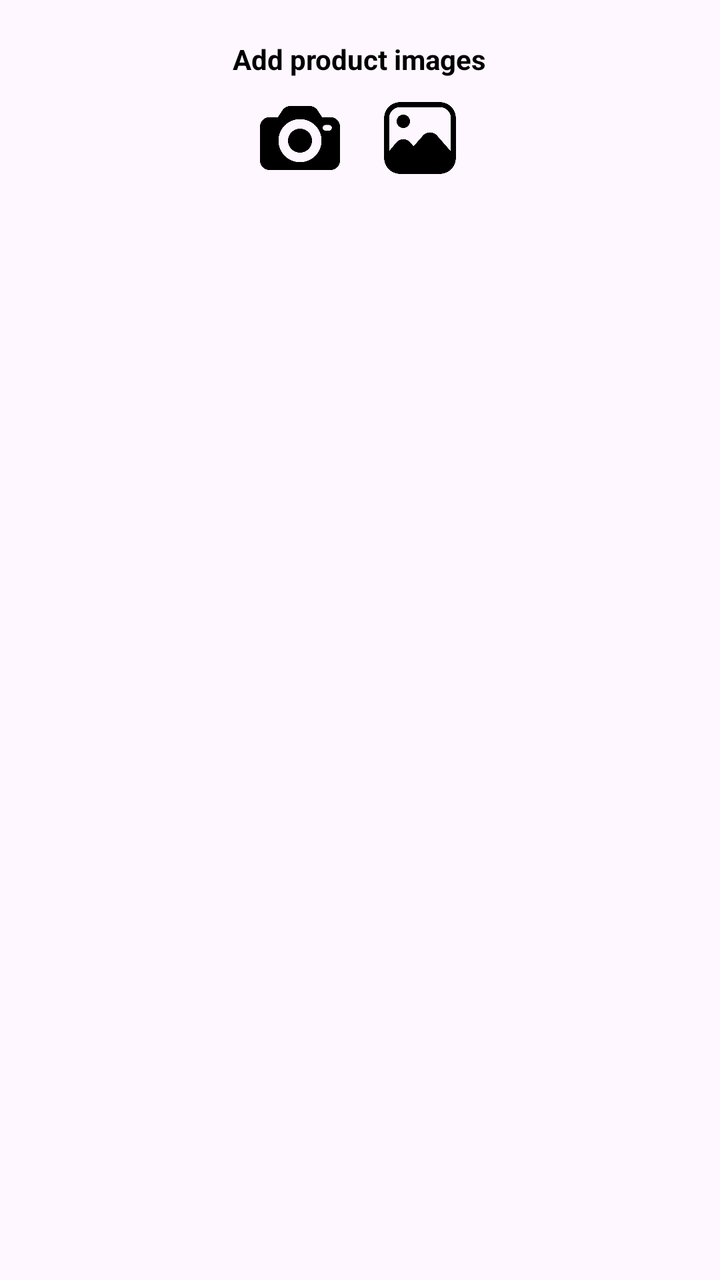
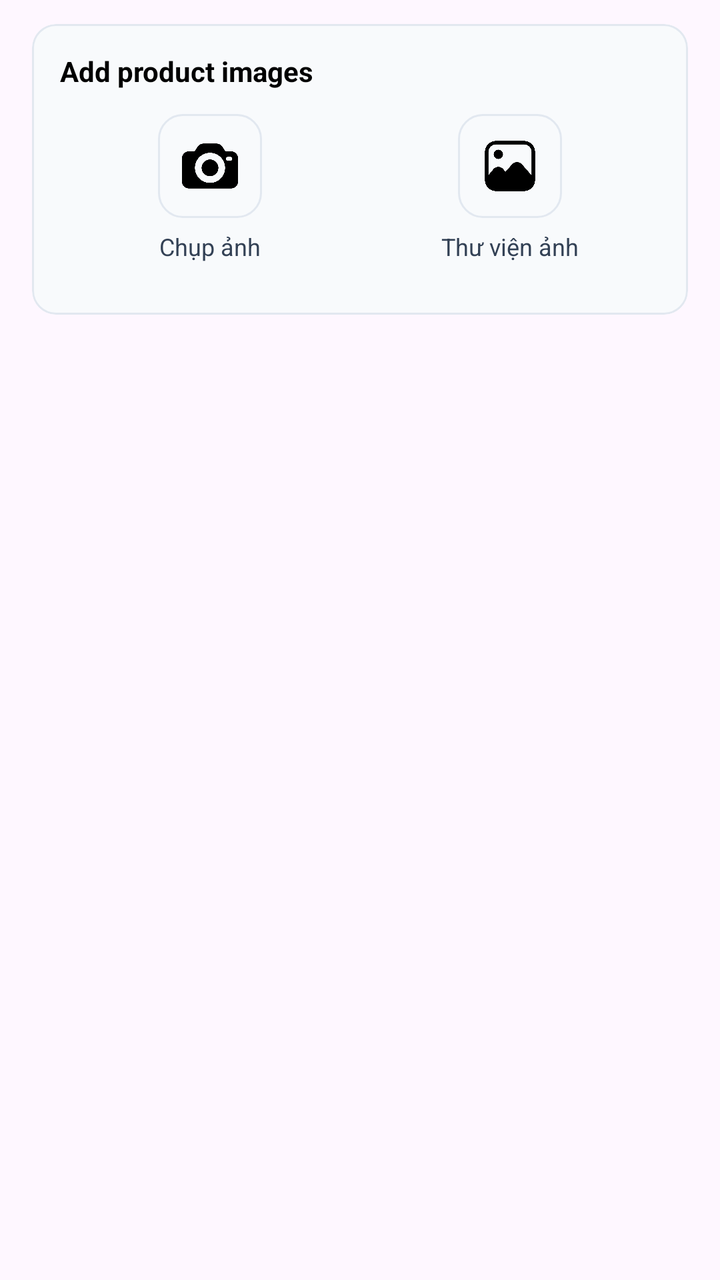

Before-and-after screenshots of an Android layout around one commit, followed by the original layout XML and the change that was made.
<!-- AndroidManifest.xml: application theme Theme.ShoppingApp -->
<!-- res/layout/layout_add_image.xml -->
<?xml version="1.0" encoding="utf-8"?>
<LinearLayout xmlns:android="http://schemas.android.com/apk/res/android"
    android:layout_width="match_parent"
    android:layout_height="wrap_content"
    xmlns:app="http://schemas.android.com/apk/res-auto"
    android:orientation="vertical">

    <com.google.android.material.textview.MaterialTextView
        android:layout_width="wrap_content"
        android:layout_height="wrap_content"
        android:layout_gravity="center_horizontal"
        android:layout_marginTop="20dp"
        android:text="@string/add_product_images"
        android:textColor="@color/black"
        android:textStyle="bold" />

    <LinearLayout
        android:layout_width="wrap_content"
        android:layout_height="wrap_content"
        android:layout_gravity="center_horizontal"
        android:layout_marginTop="10dp"
        android:orientation="horizontal">

        <androidx.appcompat.widget.AppCompatImageView
            android:id="@+id/img_take_photo"
            android:layout_width="40dp"
            android:layout_height="40dp"
            app:srcCompat="@drawable/icon_photo_camera" />

        <androidx.appcompat.widget.AppCompatImageView
            android:id="@+id/img_gallery"
            android:layout_width="40dp"
            android:layout_height="40dp"
            android:layout_marginStart="20dp"
            app:srcCompat="@drawable/icon_from_gallery" />

    </LinearLayout>

    <androidx.recyclerview.widget.RecyclerView
        android:id="@+id/recycler_view_image"
        android:layout_width="match_parent"
        android:layout_height="wrap_content"
        android:layout_marginStart="10dp"
        android:layout_marginTop="10dp"
        android:layout_marginEnd="10dp" />

</LinearLayout>
<!-- resources referenced by this layout -->
<resources>
  <color name="black">#FF000000</color>
  <!-- drawable icon_from_gallery: png bitmap (drawable, 10393 bytes) -->
  <!-- drawable icon_photo_camera: png bitmap (drawable, 13300 bytes) -->
  <string name="add_product_images">Add product images</string>
  <style name="Theme.ShoppingApp" parent="Base.Theme.ShoppingApp" />
  <style name="Base.Theme.ShoppingApp" parent="Theme.Material3.DayNight.NoActionBar">
          
          
      </style>
</resources>

<!-- the commit's change to res/layout/layout_add_image.xml (unified diff, before → after) -->
@@ -1,47 +1,103 @@
 <?xml version="1.0" encoding="utf-8"?>
 <LinearLayout xmlns:android="http://schemas.android.com/apk/res/android"
+    xmlns:app="http://schemas.android.com/apk/res-auto"
     android:layout_width="match_parent"
     android:layout_height="wrap_content"
-    xmlns:app="http://schemas.android.com/apk/res-auto"
     android:orientation="vertical">
 
-    <com.google.android.material.textview.MaterialTextView
-        android:layout_width="wrap_content"
-        android:layout_height="wrap_content"
-        android:layout_gravity="center_horizontal"
-        android:layout_marginTop="20dp"
-        android:text="@string/add_product_images"
-        android:textColor="@color/black"
-        android:textStyle="bold" />
-
-    <LinearLayout
-        android:layout_width="wrap_content"
-        android:layout_height="wrap_content"
-        android:layout_gravity="center_horizontal"
-        android:layout_marginTop="10dp"
-        android:orientation="horizontal">
-
-        <androidx.appcompat.widget.AppCompatImageView
-            android:id="@+id/img_take_photo"
-            android:layout_width="40dp"
-            android:layout_height="40dp"
-            app:srcCompat="@drawable/icon_photo_camera" />
-
-        <androidx.appcompat.widget.AppCompatImageView
-            android:id="@+id/img_gallery"
-            android:layout_width="40dp"
-            android:layout_height="40dp"
-            android:layout_marginStart="20dp"
-            app:srcCompat="@drawable/icon_from_gallery" />
-
-    </LinearLayout>
-
-    <androidx.recyclerview.widget.RecyclerView
-        android:id="@+id/recycler_view_image"
+    <com.google.android.material.card.MaterialCardView
         android:layout_width="match_parent"
         android:layout_height="wrap_content"
-        android:layout_marginStart="10dp"
-        android:layout_marginTop="10dp"
-        android:layout_marginEnd="10dp" />
+        android:layout_marginHorizontal="16dp"
+        android:layout_marginTop="12dp"
+        android:layout_marginBottom="4dp"
+        app:cardBackgroundColor="#F8FAFC"
+        app:cardCornerRadius="12dp"
+        app:cardElevation="0dp"
+        app:strokeColor="#E2E8F0"
+        app:strokeWidth="1dp">
+
+        <LinearLayout
+            android:layout_width="match_parent"
+            android:layout_height="wrap_content"
+            android:orientation="vertical"
+            android:padding="14dp">
+
+            <com.google.android.material.textview.MaterialTextView
+                android:layout_width="wrap_content"
+                android:layout_height="wrap_content"
+                android:text="@string/add_product_images"
+                android:textColor="@color/black"
+                android:textSize="14sp"
+                android:textStyle="bold" />
+
+            <LinearLayout
+                android:layout_width="match_parent"
+                android:layout_height="wrap_content"
+                android:layout_marginTop="12dp"
+                android:orientation="horizontal">
+
+                <LinearLayout
+                    android:layout_width="0dp"
+                    android:layout_height="wrap_content"
+                    android:layout_weight="1"
+                    android:gravity="center"
+                    android:orientation="vertical">
+
+                    <androidx.appcompat.widget.AppCompatImageView
+                        android:id="@+id/img_take_photo"
+                        android:layout_width="52dp"
+                        android:layout_height="52dp"
+                        android:background="@drawable/bg_chip_action"
+                        android:contentDescription="@string/take_photo"
+                        android:focusable="true"
+                        android:padding="12dp"
+                        app:srcCompat="@drawable/icon_photo_camera" />
+
+                    <TextView
+                        android:layout_width="wrap_content"
+                        android:layout_height="wrap_content"
+                        android:layout_marginTop="6dp"
+                        android:text="@string/take_photo"
+                        android:textColor="#334155"
+                        android:textSize="12sp" />
+                </LinearLayout>
+
+                <LinearLayout
+                    android:layout_width="0dp"
+                    android:layout_height="wrap_content"
+                    android:layout_weight="1"
+                    android:gravity="center"
+                    android:orientation="vertical">
+
+                    <androidx.appcompat.widget.AppCompatImageView
+                        android:id="@+id/img_gallery"
+                        android:layout_width="52dp"
+                        android:layout_height="52dp"
+                        android:background="@drawable/bg_chip_action"
+                        android:contentDescription="@string/choose_gallery"
+                        android:focusable="true"
+                        android:padding="12dp"
+                        app:srcCompat="@drawable/icon_from_gallery" />
+
+                    <TextView
+                        android:layout_width="wrap_content"
+                        android:layout_height="wrap_content"
+                        android:layout_marginTop="6dp"
+                        android:text="@string/choose_gallery"
+                        android:textColor="#334155"
+                        android:textSize="12sp" />
+                </LinearLayout>
+
+            </LinearLayout>
+
+            <androidx.recyclerview.widget.RecyclerView
+                android:id="@+id/recycler_view_image"
+                android:layout_width="match_parent"
+                android:layout_height="wrap_content"
+                android:layout_marginTop="12dp" />
+
+        </LinearLayout>
+    </com.google.android.material.card.MaterialCardView>
 
 </LinearLayout>
<!-- resource entries referenced after the edit -->
@@ -1,9 +1,25 @@
 <!-- resources referenced by this layout -->
 <resources>
   <color name="black">#FF000000</color>
+  <!-- drawable bg_chip_action (drawable) -->
+  <?xml version="1.0" encoding="utf-8"?>
+  <ripple xmlns:android="http://schemas.android.com/apk/res/android"
+      android:color="#20000000">
+      <item>
+          <shape android:shape="rectangle">
+              <corners android:radius="12dp" />
+              <solid android:color="#F8FAFC" />
+              <stroke
+                  android:width="1dp"
+                  android:color="#E2E8F0" />
+          </shape>
+      </item>
+  </ripple>
   <!-- drawable icon_from_gallery: png bitmap (drawable, 10393 bytes) -->
   <!-- drawable icon_photo_camera: png bitmap (drawable, 13300 bytes) -->
   <string name="add_product_images">Add product images</string>
+  <string name="choose_gallery">Thư viện ảnh</string>
+  <string name="take_photo">Chụp ảnh</string>
   <style name="Theme.ShoppingApp" parent="Base.Theme.ShoppingApp" />
   <style name="Base.Theme.ShoppingApp" parent="Theme.Material3.DayNight.NoActionBar">
           
